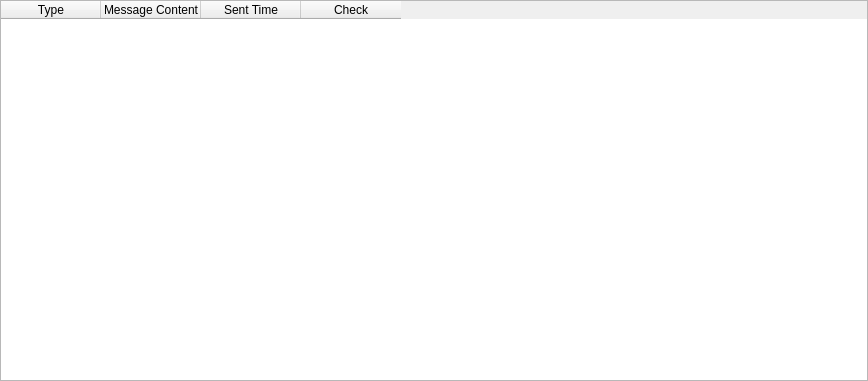
First picture: the form in tafor/components/ui/main_table.ui, repository up1and/tafor, before the edit.
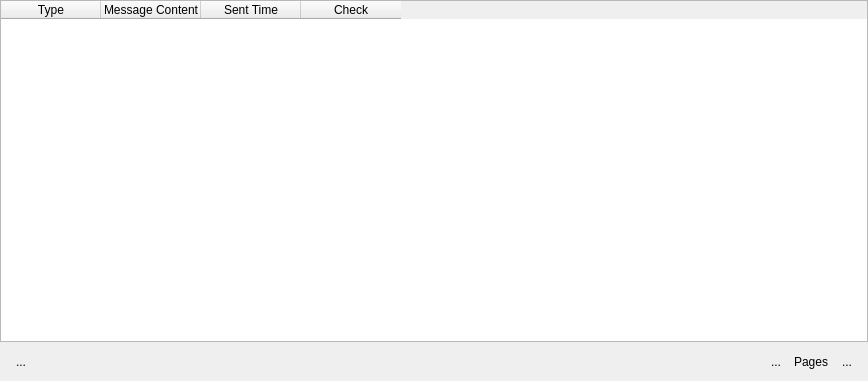
Second picture: the form after the edit.

The edit to the form file:
```diff
--- a/tafor/components/ui/main_table.ui
+++ b/tafor/components/ui/main_table.ui
@@ -68,6 +68,65 @@
      </column>
     </widget>
    </item>
+   <item>
+    <widget class="QWidget" name="pagination" native="true">
+     <layout class="QHBoxLayout" name="horizontalLayout">
+      <item>
+       <widget class="QToolButton" name="resendButton">
+        <property name="text">
+         <string notr="true">...</string>
+        </property>
+        <property name="autoRaise">
+         <bool>true</bool>
+        </property>
+       </widget>
+      </item>
+      <item>
+       <spacer name="horizontalSpacer">
+        <property name="orientation">
+         <enum>Qt::Horizontal</enum>
+        </property>
+        <property name="sizeHint" stdset="0">
+         <size>
+          <width>40</width>
+          <height>20</height>
+         </size>
+        </property>
+       </spacer>
+      </item>
+      <item>
+       <widget class="QToolButton" name="prevButton">
+        <property name="text">
+         <string notr="true">...</string>
+        </property>
+        <property name="autoRaise">
+         <bool>true</bool>
+        </property>
+        <property name="arrowType">
+         <enum>Qt::NoArrow</enum>
+        </property>
+       </widget>
+      </item>
+      <item>
+       <widget class="QLabel" name="pagesLabel">
+        <property name="text">
+         <string notr="true">Pages</string>
+        </property>
+       </widget>
+      </item>
+      <item>
+       <widget class="QToolButton" name="nextButton">
+        <property name="text">
+         <string notr="true">...</string>
+        </property>
+        <property name="autoRaise">
+         <bool>true</bool>
+        </property>
+       </widget>
+      </item>
+     </layout>
+    </widget>
+   </item>
   </layout>
  </widget>
  <resources/>
```
